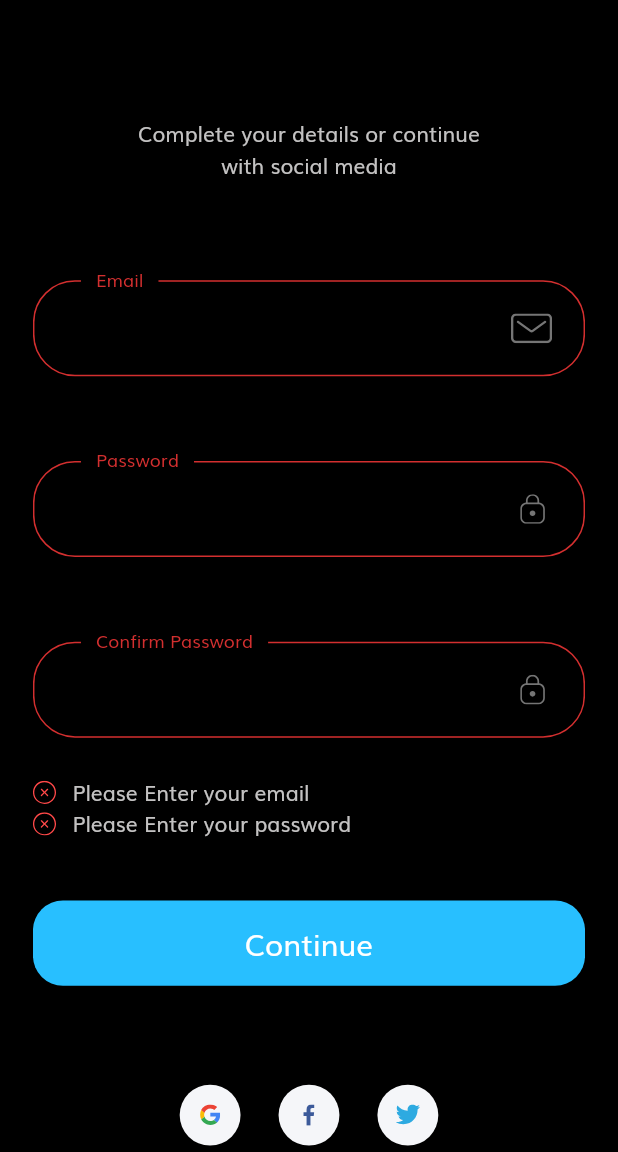
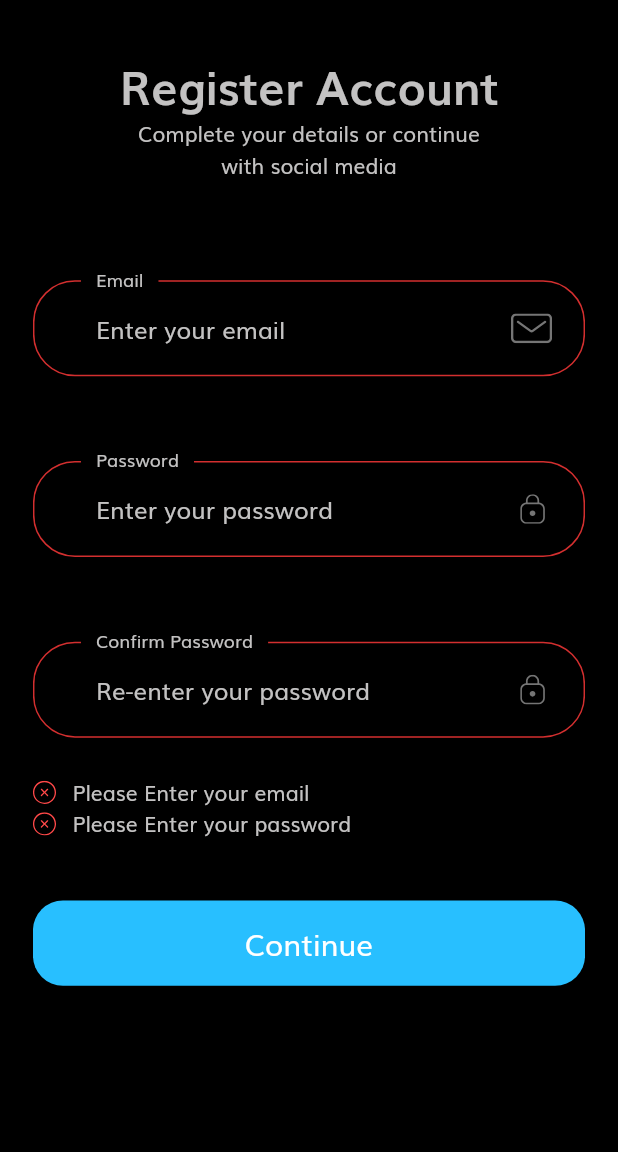
Before and after one commit to UsNNam/Final_TechWorld, a Flutter app: the SignUpScreen screen opened by its route, after a tap on "Continue", on a phone screen of 412 x 824 dp, the part 84-1236 px from its top. Run offline on Flutter 3.47's test engine with Material 2 defaults, Android fonts, the phone set to English and light mode, and no system bars; our stand-ins replace cloud_firestore, firebase_auth, firebase_core, flutter_svg, font_awesome_flutter, hexcolor and 1 more; missing offline and left inert: order_tracker; accounts and stored records are empty.

Commit message:
Finish Project version 1

```diff
--- a/lib/constants.dart
+++ b/lib/constants.dart
@@ -16,7 +16,7 @@ const kAnimationDuration = Duration(milliseconds: 200);
 final headingStyle = TextStyle(
   fontSize: getProportionateScreenWidth(28),
   fontWeight: FontWeight.bold,
-  color: Colors.black,
+  color: kTextColor,
   height: 1.5,
 );
 
--- a/lib/screens/profile_account/components/body.dart
+++ b/lib/screens/profile_account/components/body.dart
@@ -35,7 +35,7 @@ class Body extends StatelessWidget {
                     height: 120,
                     child: ClipRRect(
                         borderRadius: BorderRadius.circular(100),
-                        child: const Image(image: AssetImage('assets/images/profile_account.png'))),
+                        child: const Image(image: AssetImage('assets/images/User.png'))),
                   ),
                   Positioned(
                     bottom: 0,
--- a/lib/screens/sign_up/components/body.dart
+++ b/lib/screens/sign_up/components/body.dart
@@ -18,7 +18,12 @@ class Body extends StatelessWidget {
             child: Column(
               children: [
                 SizedBox(height: SizeConfig.screenHeight * 0.04), // 4%
-                Text("Register Account", style: headingStyle),
+                Text("Register Account", style: TextStyle(
+                  fontSize: getProportionateScreenWidth(28),
+                  fontWeight: FontWeight.bold,
+                  color: kTextColor,
+                  height: 1.5,
+                )),
                 Text(
                   "Complete your details or continue \nwith social media",
                   textAlign: TextAlign.center,
@@ -26,23 +31,23 @@ class Body extends StatelessWidget {
                 SizedBox(height: SizeConfig.screenHeight * 0.08),
                 SignUpForm(),
                 SizedBox(height: SizeConfig.screenHeight * 0.08),
-                Row(
-                  mainAxisAlignment: MainAxisAlignment.center,
-                  children: [
-                    SocalCard(
-                      icon: "assets/icons/google-icon.svg",
-                      press: () {},
-                    ),
-                    SocalCard(
-                      icon: "assets/icons/facebook-2.svg",
-                      press: () {},
-                    ),
-                    SocalCard(
-                      icon: "assets/icons/twitter.svg",
-                      press: () {},
-                    ),
-                  ],
-                ),
+                // Row(
+                //   mainAxisAlignment: MainAxisAlignment.center,
+                //   children: [
+                //     SocalCard(
+                //       icon: "assets/icons/google-icon.svg",
+                //       press: () {},
+                //     ),
+                //     SocalCard(
+                //       icon: "assets/icons/facebook-2.svg",
+                //       press: () {},
+                //     ),
+                //     SocalCard(
+                //       icon: "assets/icons/twitter.svg",
+                //       press: () {},
+                //     ),
+                //   ],
+                // ),
                 SizedBox(height: getProportionateScreenHeight(20)),
                 Text(
                   'By continuing your confirm that you agree \nwith our Term and Condition',
--- a/lib/screens/sign_up/components/sign_up_form.dart
+++ b/lib/screens/sign_up/components/sign_up_form.dart
@@ -81,7 +81,8 @@ class _SignUpFormState extends State<SignUpForm> {
       onChanged: (value) {
         if (value.isNotEmpty) {
           removeError(error: kPassNullError);
-        } else if (value.isNotEmpty && password == confirmPassword) {
+        }
+        if (value.isNotEmpty && password == confirmPassword) {
           removeError(error: kMatchPassError);
         }
         confirmPassword = value;
@@ -90,15 +91,19 @@ class _SignUpFormState extends State<SignUpForm> {
         if (value!.isEmpty) {
           addError(error: kPassNullError);
           return "";
-        } else if ((password != value)) {
+        }
+        if ((password != value)) {
           addError(error: kMatchPassError);
           return "";
         }
         return null;
       },
+      style: TextStyle(color: kTextColor),
       decoration: InputDecoration(
         labelText: "Confirm Password",
         hintText: "Re-enter your password",
+        labelStyle: TextStyle(color: kTextColor),
+        hintStyle: TextStyle(color: kTextColor),
         // If  you are using latest version of flutter then lable text and hint text shown like this
         // if you r using flutter less then 1.20.* then maybe this is not working properly
         floatingLabelBehavior: FloatingLabelBehavior.always,
@@ -114,7 +119,8 @@ class _SignUpFormState extends State<SignUpForm> {
       onChanged: (value) {
         if (value.isNotEmpty) {
           removeError(error: kPassNullError);
-        } else if (value.length >= 8) {
+        }
+        if (value.length >= 8) {
           removeError(error: kShortPassError);
         }
         password = value;
@@ -123,15 +129,19 @@ class _SignUpFormState extends State<SignUpForm> {
         if (value!.isEmpty) {
           addError(error: kPassNullError);
           return "";
-        } else if (value.length < 8) {
+        }
+        if (value.length < 8) {
           addError(error: kShortPassError);
           return "";
         }
         return null;
       },
+      style: TextStyle(color: kTextColor),
       decoration: InputDecoration(
         labelText: "Password",
         hintText: "Enter your password",
+        labelStyle: TextStyle(color: kTextColor),
+        hintStyle: TextStyle(color: kTextColor),
         // If  you are using latest version of flutter then lable text and hint text shown like this
         // if you r using flutter less then 1.20.* then maybe this is not working properly
         floatingLabelBehavior: FloatingLabelBehavior.always,
@@ -147,7 +157,8 @@ class _SignUpFormState extends State<SignUpForm> {
       onChanged: (value) {
         if (value.isNotEmpty) {
           removeError(error: kEmailNullError);
-        } else if (emailValidatorRegExp.hasMatch(value)) {
+        }
+        if (emailValidatorRegExp.hasMatch(value)) {
           removeError(error: kInvalidEmailError);
         }
         return null;
@@ -156,15 +167,19 @@ class _SignUpFormState extends State<SignUpForm> {
         if (value!.isEmpty) {
           addError(error: kEmailNullError);
           return "";
-        } else if (!emailValidatorRegExp.hasMatch(value)) {
+        }
+        if (!emailValidatorRegExp.hasMatch(value)) {
           addError(error: kInvalidEmailError);
           return "";
         }
         return null;
       },
+      style: TextStyle(color: kTextColor),
       decoration: InputDecoration(
         labelText: "Email",
         hintText: "Enter your email",
+        labelStyle: TextStyle(color: kTextColor),
+        hintStyle: TextStyle(color: kTextColor),
         // If  you are using latest version of flutter then lable text and hint text shown like this
         // if you r using flutter less then 1.20.* then maybe this is not working properly
         floatingLabelBehavior: FloatingLabelBehavior.always,
```
Also changed, not shown: lib/components/coustom_bottom_nav_bar.dart (+6 -4 lines), lib/screens/all_product/components/body.dart (+3 -5 lines), lib/screens/complete_profile/components/body.dart (+6 -1 lines), lib/screens/complete_profile/components/complete_profile_form.dart (+13 -0 lines), lib/screens/order_tracker/components/body.dart (+18 -0 lines), pubspec.lock, 2 other files.
